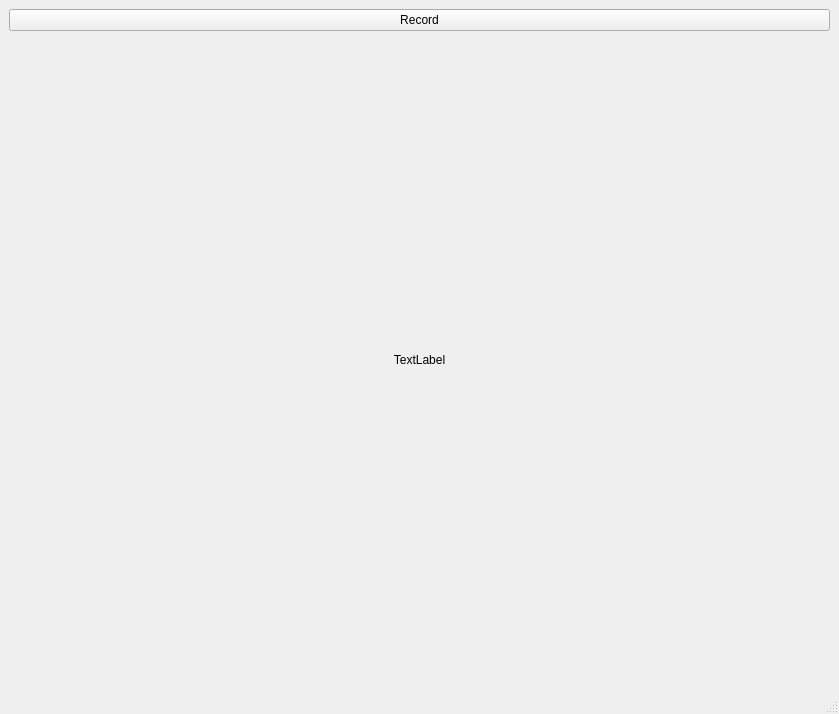
Before: the Qt Designer form pyoscvideo/gui/resources/main_view.ui in Sentire-Dev/pyOscVideo, drawn with Qt 5.
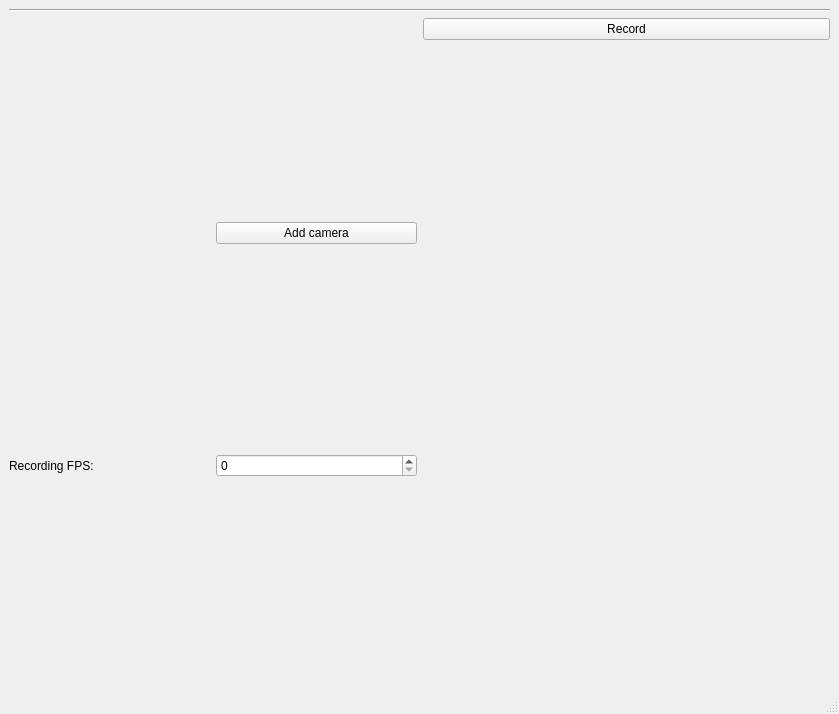
After: the same form once the commit is applied.

```diff
--- a/pyoscvideo/gui/resources/main_view.ui
+++ b/pyoscvideo/gui/resources/main_view.ui
@@ -20,11 +20,41 @@
       <item>
        <layout class="QGridLayout" name="camerasLayout"/>
       </item>
+      <item>
+       <widget class="Line" name="line">
+        <property name="orientation">
+         <enum>Qt::Horizontal</enum>
+        </property>
+       </widget>
+      </item>
       <item>
        <layout class="QVBoxLayout" name="verticalLayout_2">
         <item>
          <layout class="QHBoxLayout" name="horizontalLayout">
           <item>
+           <layout class="QGridLayout" name="gridLayout_2">
+            <item row="0" column="1">
+             <widget class="QPushButton" name="addCamera">
+              <property name="text">
+               <string>Add camera</string>
+              </property>
+             </widget>
+            </item>
+            <item row="1" column="0">
+             <widget class="QLabel" name="label_3">
+              <property name="text">
+               <string>Recording FPS:</string>
+              </property>
+             </widget>
+            </item>
+            <item row="1" column="1">
+             <widget class="QSpinBox" name="recordingFPS"/>
+            </item>
+           </layout>
+          </item>
+          <item>
+           <layout class="QVBoxLayout" name="verticalLayout_3">
+            <item>
            <widget class="QPushButton" name="recordButton">
             <property name="enabled">
              <bool>true</bool>
@@ -73,29 +103,18 @@
             </property>
            </widget>
           </item>
-         </layout>
-        </item>
-       </layout>
-      </item>
-     </layout>
-    </item>
-    <item row="1" column="0">
-     <layout class="QHBoxLayout" name="horizontalLayout_2">
       <item>
-       <widget class="QLabel" name="label">
-        <property name="sizePolicy">
-         <sizepolicy hsizetype="Preferred" vsizetype="Minimum">
-          <horstretch>0</horstretch>
-          <verstretch>0</verstretch>
-         </sizepolicy>
-        </property>
+             <widget class="QLabel" name="label_4">
         <property name="text">
-         <string>TextLabel</string>
-        </property>
-        <property name="alignment">
-         <set>Qt::AlignCenter</set>
-        </property>
-       </widget>
+               <string/>
+              </property>
+             </widget>
+            </item>
+           </layout>
+          </item>
+         </layout>
+        </item>
+       </layout>
       </item>
      </layout>
     </item>
```
Lines whose indentation alone changed are shown as unchanged.
